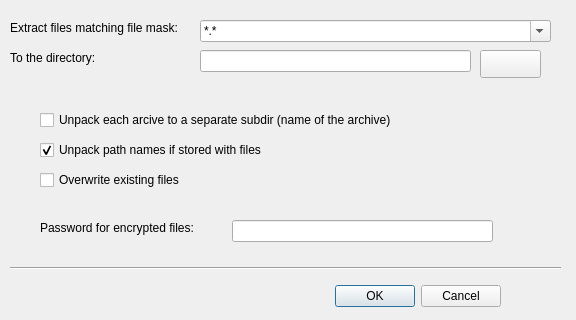
This is qtdesigner/unpackfiles.ui in YevhenVieskov/pyCommander as Qt 5 draws it before an edit. The edited form follows.
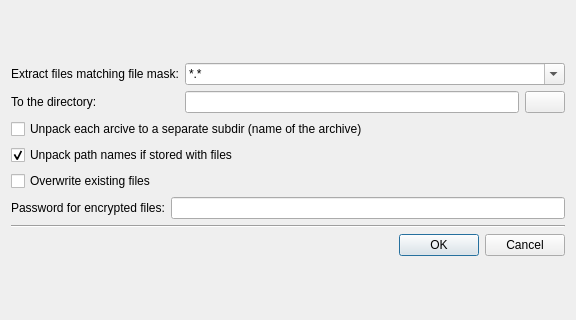
This is the edited form. Icons and pictures are not drawn.

```diff
--- a/qtdesigner/unpackfiles.ui
+++ b/qtdesigner/unpackfiles.ui
@@ -34,70 +34,64 @@
   <property name="modal">
    <bool>true</bool>
   </property>
-  <widget class="QDialogButtonBox" name="buttonBox">
-   <property name="geometry">
-    <rect>
-     <x>290</x>
-     <y>280</y>
-     <width>211</width>
-     <height>32</height>
-    </rect>
-   </property>
-   <property name="orientation">
-    <enum>Qt::Horizontal</enum>
-   </property>
-   <property name="standardButtons">
-    <set>QDialogButtonBox::Cancel|QDialogButtonBox::Ok</set>
-   </property>
-  </widget>
+  <layout class="QVBoxLayout" name="verticalLayout_2">
+   <item>
+    <layout class="QVBoxLayout" name="verticalLayout">
+     <item>
+      <layout class="QGridLayout" name="gridLayout">
+       <item row="0" column="0">
   <widget class="QLabel" name="labelExtractFilesMatchingFileMask">
-   <property name="geometry">
-    <rect>
-     <x>10</x>
-     <y>20</y>
-     <width>191</width>
-     <height>16</height>
-    </rect>
-   </property>
    <property name="text">
     <string>Extract files matching file mask:</string>
    </property>
   </widget>
+       </item>
+       <item row="0" column="1">
+        <widget class="QComboBox" name="comboBoxExtractFilesMatchingFileMask">
+         <property name="editable">
+          <bool>true</bool>
+         </property>
+         <item>
+          <property name="text">
+           <string>*.*</string>
+          </property>
+         </item>
+        </widget>
+       </item>
+       <item row="1" column="0">
   <widget class="QLabel" name="labelEditToTheDirectory">
-   <property name="geometry">
-    <rect>
-     <x>10</x>
-     <y>50</y>
-     <width>121</width>
-     <height>16</height>
-    </rect>
-   </property>
    <property name="text">
     <string>To the directory:</string>
    </property>
   </widget>
+       </item>
+       <item row="1" column="1">
+        <layout class="QHBoxLayout" name="horizontalLayout">
+         <item>
+          <widget class="QLineEdit" name="lineEditToTheDirectory"/>
+         </item>
+         <item>
+          <widget class="QPushButton" name="pushButtonOpenDirectory">
+           <property name="text">
+            <string/>
+           </property>
+           <property name="icon">
+            <iconset>
+             <normaloff>../pyCommander/pixmaps/dctheme/16x16/actions/cm_switchignorelist.png</normaloff>../pyCommander/pixmaps/dctheme/16x16/actions/cm_switchignorelist.png</iconset>
+           </property>
+          </widget>
+         </item>
+        </layout>
+       </item>
+       <item row="2" column="0" colspan="2">
   <widget class="QCheckBox" name="checkBoxUnpackEachArchiveToSeparateSubdir">
-   <property name="geometry">
-    <rect>
-     <x>40</x>
-     <y>110</y>
-     <width>391</width>
-     <height>20</height>
-    </rect>
-   </property>
    <property name="text">
     <string>Unpack each arcive to a separate subdir (name of the archive)</string>
    </property>
   </widget>
+       </item>
+       <item row="3" column="0" colspan="2">
   <widget class="QCheckBox" name="checkBoxUnpackPathNamesIfStoredWithFiles">
-   <property name="geometry">
-    <rect>
-     <x>40</x>
-     <y>140</y>
-     <width>251</width>
-     <height>20</height>
-    </rect>
-   </property>
    <property name="text">
     <string>Unpack path names if stored with files</string>
    </property>
@@ -105,100 +99,50 @@
     <bool>true</bool>
    </property>
   </widget>
+       </item>
+       <item row="4" column="0" colspan="2">
   <widget class="QCheckBox" name="checkBoxOverwriteExistingFiles">
-   <property name="geometry">
-    <rect>
-     <x>40</x>
-     <y>170</y>
-     <width>171</width>
-     <height>20</height>
-    </rect>
-   </property>
    <property name="text">
     <string>Overwrite existing files</string>
    </property>
   </widget>
+       </item>
+       <item row="5" column="0" colspan="2">
+        <layout class="QHBoxLayout" name="horizontalLayout_2">
+         <item>
   <widget class="QLabel" name="labelPassword">
-   <property name="geometry">
-    <rect>
-     <x>40</x>
-     <y>220</y>
-     <width>171</width>
-     <height>16</height>
-    </rect>
-   </property>
    <property name="text">
     <string>Password for encrypted files:</string>
    </property>
   </widget>
-  <widget class="QLineEdit" name="lineEditToTheDirectory">
-   <property name="geometry">
-    <rect>
-     <x>200</x>
-     <y>50</y>
-     <width>271</width>
-     <height>22</height>
-    </rect>
-   </property>
-  </widget>
-  <widget class="QLineEdit" name="lineEditPassword">
-   <property name="geometry">
-    <rect>
-     <x>232</x>
-     <y>220</y>
-     <width>261</width>
-     <height>22</height>
-    </rect>
-   </property>
-  </widget>
-  <widget class="QComboBox" name="comboBoxExtractFilesMatchingFileMask">
-   <property name="geometry">
-    <rect>
-     <x>200</x>
-     <y>20</y>
-     <width>351</width>
-     <height>22</height>
-    </rect>
-   </property>
-   <property name="editable">
-    <bool>true</bool>
-   </property>
+         </item>
    <item>
-    <property name="text">
-     <string>*.*</string>
-    </property>
-   </item>
-  </widget>
-  <widget class="QPushButton" name="pushButtonOpenDirectory">
-   <property name="geometry">
-    <rect>
-     <x>480</x>
-     <y>50</y>
-     <width>61</width>
-     <height>28</height>
-    </rect>
-   </property>
-   <property name="text">
-    <string/>
-   </property>
-   <property name="icon">
-    <iconset>
-     <normaloff>../pyCommander/pixmaps/dctheme/16x16/actions/cm_switchignorelist.png</normaloff>../pyCommander/pixmaps/dctheme/16x16/actions/cm_switchignorelist.png</iconset>
-   </property>
-  </widget>
+          <widget class="QLineEdit" name="lineEditPassword"/>
+         </item>
+        </layout>
+       </item>
+      </layout>
+     </item>
+     <item>
   <widget class="Line" name="line">
-   <property name="geometry">
-    <rect>
-     <x>10</x>
-     <y>260</y>
-     <width>551</width>
-     <height>16</height>
-    </rect>
-   </property>
+       <property name="orientation">
+        <enum>Qt::Horizontal</enum>
+       </property>
+      </widget>
+     </item>
+     <item>
+      <widget class="QDialogButtonBox" name="buttonBox">
    <property name="orientation">
     <enum>Qt::Horizontal</enum>
    </property>
-  </widget>
+       <property name="standardButtons">
+        <set>QDialogButtonBox::Cancel|QDialogButtonBox::Ok</set>
+       </property>
+      </widget>
+     </item>
+    </layout>
+   </item>
+  </layout>
  </widget>
  <resources/>
  <connections>
```
Lines whose indentation alone changed are shown as unchanged.
